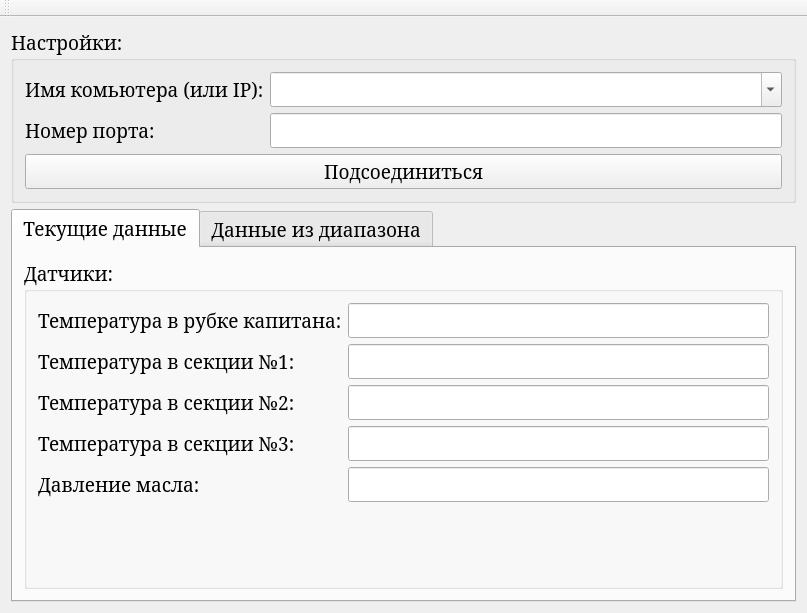
Old version of the form mainwindow.ui in the repository 8Observer8/IcebreakerViewer.
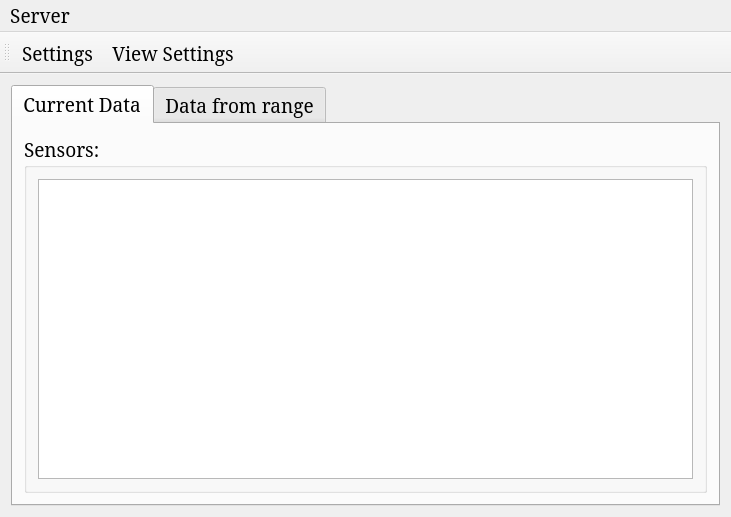
New version of the form.

Commit message: with sensors manager

```diff
--- a/mainwindow.ui
+++ b/mainwindow.ui
@@ -6,8 +6,8 @@
    <rect>
     <x>0</x>
     <y>0</y>
-    <width>807</width>
-    <height>613</height>
+    <width>731</width>
+    <height>409</height>
    </rect>
   </property>
   <property name="font">
@@ -21,50 +21,6 @@
   </property>
   <widget class="QWidget" name="centralWidget">
    <layout class="QVBoxLayout" name="verticalLayout_9">
-    <item>
-     <widget class="QGroupBox" name="groupBox">
-      <property name="title">
-       <string>Настройки:</string>
-      </property>
-      <layout class="QVBoxLayout" name="verticalLayout">
-       <item>
-        <layout class="QGridLayout" name="gridLayout_2">
-         <item row="0" column="1">
-          <widget class="QComboBox" name="hostCombo">
-           <property name="editable">
-            <bool>true</bool>
-           </property>
-          </widget>
-         </item>
-         <item row="1" column="0">
-          <widget class="QLabel" name="portLabel">
-           <property name="text">
-            <string>Номер порта:</string>
-           </property>
-          </widget>
-         </item>
-         <item row="0" column="0">
-          <widget class="QLabel" name="hostLabel">
-           <property name="text">
-            <string>Имя комьютера (или IP):</string>
-           </property>
-          </widget>
-         </item>
-         <item row="1" column="1">
-          <widget class="QLineEdit" name="portLineEdit"/>
-         </item>
-         <item row="2" column="0" colspan="2">
-          <widget class="QPushButton" name="btnConnect">
-           <property name="text">
-            <string>Подсоединиться</string>
-           </property>
-          </widget>
-         </item>
-        </layout>
-       </item>
-      </layout>
-     </widget>
-    </item>
     <item>
      <widget class="QTabWidget" name="tabWidget">
       <property name="currentIndex">
@@ -72,105 +28,17 @@
       </property>
       <widget class="QWidget" name="currentDataTab">
        <attribute name="title">
-        <string>Текущие данные</string>
+        <string>Current Data</string>
        </attribute>
        <layout class="QVBoxLayout" name="verticalLayout_4">
         <item>
          <widget class="QGroupBox" name="groupBox_2">
           <property name="title">
-           <string>Датчики:</string>
+           <string>Sensors:</string>
           </property>
           <layout class="QVBoxLayout" name="verticalLayout_3">
            <item>
-            <layout class="QVBoxLayout" name="verticalLayout_2">
-             <item>
-              <layout class="QGridLayout" name="gridLayout">
-               <item row="0" column="0">
-                <widget class="QLabel" name="sensor01Label">
-                 <property name="text">
-                  <string>Температура в рубке капитана:</string>
-                 </property>
-                </widget>
-               </item>
-               <item row="0" column="1">
-                <widget class="QLineEdit" name="sensor01LineEdit">
-                 <property name="readOnly">
-                  <bool>true</bool>
-                 </property>
-                </widget>
-               </item>
-               <item row="1" column="0">
-                <widget class="QLabel" name="sensor02Label">
-                 <property name="text">
-                  <string>Температура в секции №1:</string>
-                 </property>
-                </widget>
-               </item>
-               <item row="1" column="1">
-                <widget class="QLineEdit" name="sensor02LineEdit">
-                 <property name="readOnly">
-                  <bool>true</bool>
-                 </property>
-                </widget>
-               </item>
-               <item row="2" column="0">
-                <widget class="QLabel" name="sensor03Label">
-                 <property name="text">
-                  <string>Температура в секции №2:</string>
-                 </property>
-                </widget>
-               </item>
-               <item row="2" column="1">
-                <widget class="QLineEdit" name="sensor03LineEdit">
-                 <property name="readOnly">
-                  <bool>true</bool>
-                 </property>
-                </widget>
-               </item>
-               <item row="3" column="0">
-                <widget class="QLabel" name="sensor04Label">
-                 <property name="text">
-                  <string>Температура в секции №3:</string>
-                 </property>
-                </widget>
-               </item>
-               <item row="3" column="1">
-                <widget class="QLineEdit" name="sensor04LineEdit">
-                 <property name="readOnly">
-                  <bool>true</bool>
-                 </property>
-                </widget>
-               </item>
-               <item row="4" column="0">
-                <widget class="QLabel" name="sensor05Label">
-                 <property name="text">
-                  <string>Давление масла:</string>
-                 </property>
-                </widget>
-               </item>
-               <item row="4" column="1">
-                <widget class="QLineEdit" name="sensor05LineEdit">
-                 <property name="readOnly">
-                  <bool>true</bool>
-                 </property>
-                </widget>
-               </item>
-              </layout>
-             </item>
-             <item>
-              <spacer name="verticalSpacer">
-               <property name="orientation">
-                <enum>Qt::Vertical</enum>
-               </property>
-               <property name="sizeHint" stdset="0">
-                <size>
-                 <width>20</width>
-                 <height>40</height>
-                </size>
-               </property>
-              </spacer>
-             </item>
-            </layout>
+            <widget class="QTableView" name="currentTable"/>
            </item>
           </layout>
          </widget>
@@ -179,7 +47,7 @@
       </widget>
       <widget class="QWidget" name="dataFromRangeTab">
        <attribute name="title">
-        <string>Данные из диапазона</string>
+        <string>Data from range</string>
        </attribute>
        <layout class="QVBoxLayout" name="verticalLayout_10">
         <item>
@@ -187,11 +55,11 @@
           <item>
            <widget class="QGroupBox" name="groupBox_4">
             <property name="title">
-             <string>Данные из диапазона:</string>
+             <string>Data from range:</string>
             </property>
             <layout class="QVBoxLayout" name="verticalLayout_7">
              <item>
-              <widget class="QTableView" name="table"/>
+              <widget class="QTableView" name="rangeTable"/>
              </item>
             </layout>
            </widget>
@@ -201,15 +69,15 @@
             <item>
              <widget class="QGroupBox" name="groupBox_5">
               <property name="title">
-               <string>Возможный диапазон</string>
+               <string>Available range:</string>
               </property>
-              <layout class="QVBoxLayout" name="verticalLayout_8">
+              <layout class="QVBoxLayout" name="verticalLayout">
                <item>
-                <layout class="QGridLayout" name="gridLayout_4">
+                <layout class="QGridLayout" name="gridLayout">
                  <item row="0" column="0">
                   <widget class="QLabel" name="beginPossibleLabel">
                    <property name="text">
-                    <string>Начальное время:</string>
+                    <string>Begin:</string>
                    </property>
                   </widget>
                  </item>
@@ -223,7 +91,7 @@
                  <item row="1" column="0">
                   <widget class="QLabel" name="endPossibleLabel">
                    <property name="text">
-                    <string>Конечное время:</string>
+                    <string>End:</string>
                    </property>
                   </widget>
                  </item>
@@ -236,13 +104,20 @@
                  </item>
                 </layout>
                </item>
+               <item>
+                <widget class="QPushButton" name="getAvailableRangeButton">
+                 <property name="text">
+                  <string>Get Available Range</string>
+                 </property>
+                </widget>
+               </item>
               </layout>
              </widget>
             </item>
             <item>
              <widget class="QGroupBox" name="groupBox_3">
               <property name="title">
-               <string>Требуемый диапазон:</string>
+               <string>Require range:</string>
               </property>
               <layout class="QVBoxLayout" name="verticalLayout_6">
                <item>
@@ -250,7 +125,7 @@
                  <item row="0" column="0">
                   <widget class="QLabel" name="beginRequiredLabel">
                    <property name="text">
-                    <string>Начальное время:</string>
+                    <string>Begin</string>
                    </property>
                   </widget>
                  </item>
@@ -260,7 +135,7 @@
                  <item row="1" column="0">
                   <widget class="QLabel" name="endRequiredLabel">
                    <property name="text">
-                    <string>Конечное время:</string>
+                    <string>End:</string>
                    </property>
                   </widget>
                  </item>
@@ -275,7 +150,7 @@
             <item>
              <widget class="QPushButton" name="fillTableButton">
               <property name="text">
-               <string>Заполнить таблицу</string>
+               <string>Fill Table</string>
               </property>
              </widget>
             </item>
@@ -294,10 +169,18 @@
     <rect>
      <x>0</x>
      <y>0</y>
-     <width>807</width>
+     <width>731</width>
      <height>21</height>
     </rect>
    </property>
+   <widget class="QMenu" name="menuServer">
+    <property name="title">
+     <string>Server</string>
+    </property>
+    <addaction name="actionSettings"/>
+    <addaction name="actionViewSettings"/>
+   </widget>
+   <addaction name="menuServer"/>
   </widget>
   <widget class="QToolBar" name="mainToolBar">
    <attribute name="toolBarArea">
@@ -306,7 +189,19 @@
    <attribute name="toolBarBreak">
     <bool>false</bool>
    </attribute>
+   <addaction name="actionSettings"/>
+   <addaction name="actionViewSettings"/>
   </widget>
+  <action name="actionSettings">
+   <property name="text">
+    <string>Settings</string>
+   </property>
+  </action>
+  <action name="actionViewSettings">
+   <property name="text">
+    <string>View Settings</string>
+   </property>
+  </action>
  </widget>
  <layoutdefault spacing="6" margin="11"/>
  <resources/>
```
The commit also changes 7 other files.
